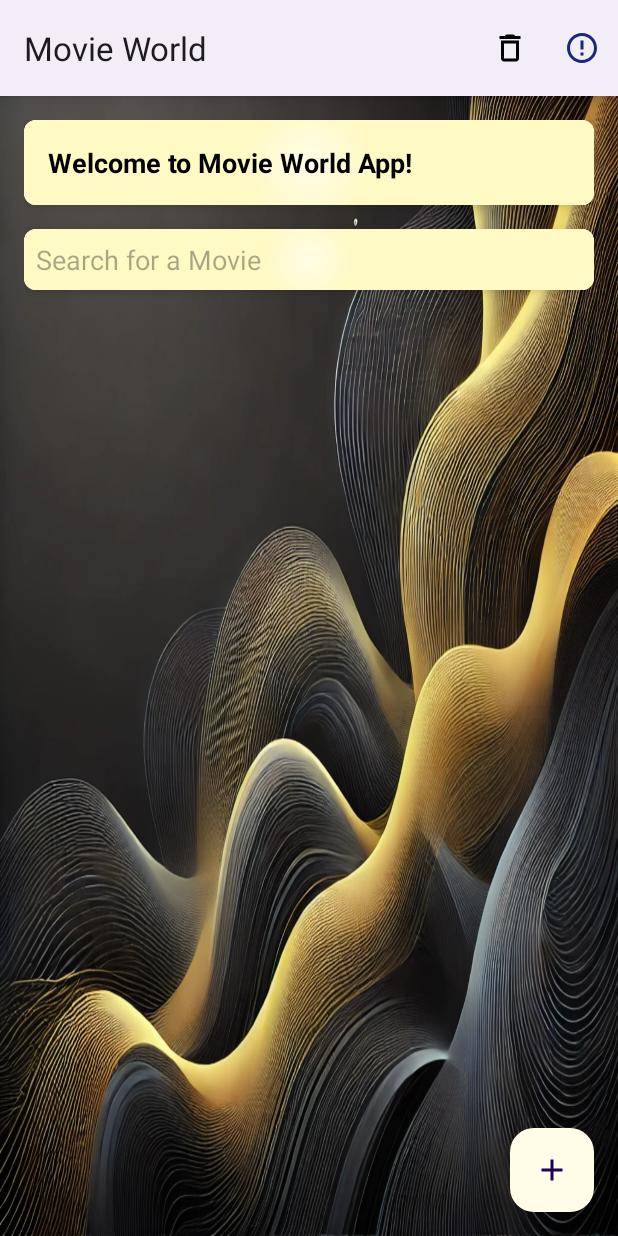
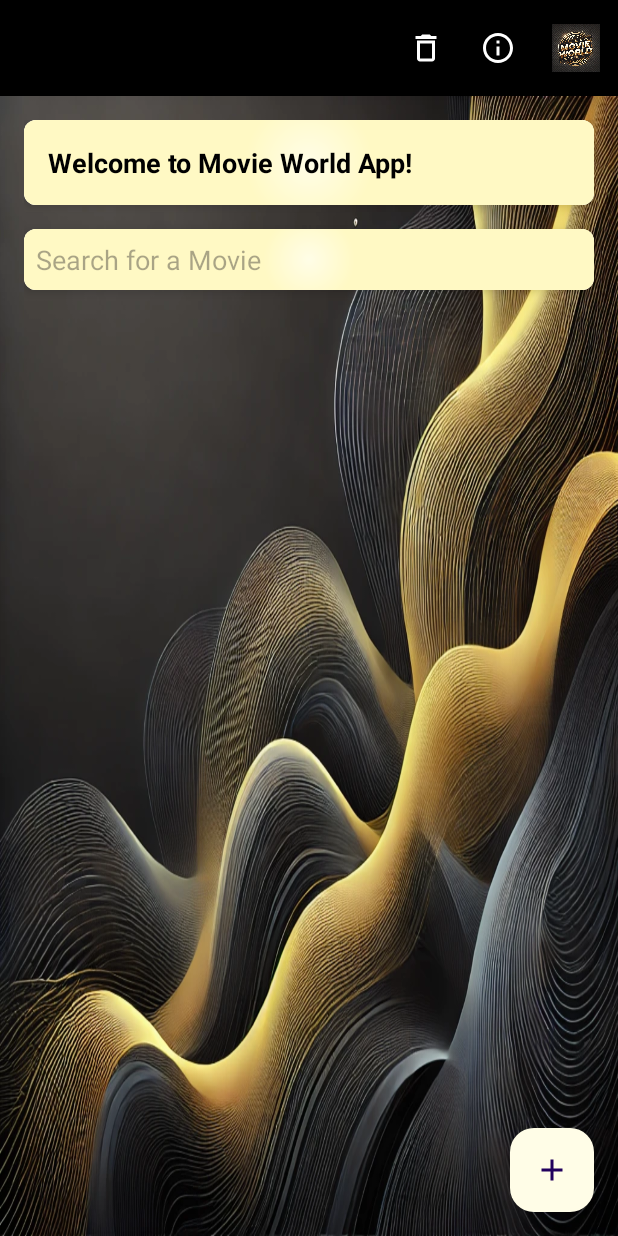
Before and after one commit to yuval-itzhak/Movie-World-App, an Android app: the screen it shows after launch (MainActivity), on a phone screen of 412 x 824 dp. Run offline under Robolectric (Android 15) with nearby library versions, the phone set to English and light mode, and no system bars; our stand-ins replace Room's generated code; pictures from the network do not load.

Commit message:
changing the toolbar

```diff
--- a/app/build.gradle.kts
+++ b/app/build.gradle.kts
@@ -57,6 +57,8 @@ dependencies {
     implementation("androidx.navigation:navigation-ui:$nav_version")
     implementation ("androidx.room:room-runtime:2.6.1")
     implementation ("androidx.room:room-ktx:2.6.1")
+    implementation ("com.google.android.material:material:1.12.0")
+    implementation ("androidx.appcompat:appcompat:1.6.1")
     kapt ("androidx.room:room-compiler:2.6.1")
     implementation(libs.glide)
     testImplementation(libs.junit)
--- a/app/src/main/java/com/example/architectureproject/ui/MainActivity.kt
+++ b/app/src/main/java/com/example/architectureproject/ui/MainActivity.kt
@@ -1,7 +1,9 @@
 package com.example.architectureproject.ui
 
 import android.os.Bundle
+import android.view.View
 import androidx.appcompat.app.AppCompatActivity
+import androidx.appcompat.widget.Toolbar
 import com.example.architectureproject.R
 
 class MainActivity : AppCompatActivity() {
@@ -9,5 +11,9 @@ class MainActivity : AppCompatActivity() {
         super.onCreate(savedInstanceState)
         setContentView(R.layout.activity_main)
 
+        // Find the Toolbar
+        val toolbar: Toolbar = findViewById(R.id.toolbar)
+        setSupportActionBar(toolbar)
+
     }
 }
--- a/app/src/main/res/drawable/baseline_delete_outline_24.xml
+++ b/app/src/main/res/drawable/baseline_delete_outline_24.xml
@@ -1,4 +1,4 @@
-<vector xmlns:android="http://schemas.android.com/apk/res/android" android:height="24dp" android:tint="#000000" android:viewportHeight="24" android:viewportWidth="24" android:width="24dp">
+<vector xmlns:android="http://schemas.android.com/apk/res/android" android:height="24dp" android:tint="#FFFFFF" android:viewportHeight="24" android:viewportWidth="24" android:width="24dp">
 
     <path android:fillColor="@android:color/white" android:pathData="M6,19c0,1.1 0.9,2 2,2h8c1.1,0 2,-0.9 2,-2L18,7L6,7v12zM8,9h8v10L8,19L8,9zM15.5,4l-1,-1h-5l-1,1L5,4v2h14L19,4z"/>
 
--- a/app/src/main/res/drawable/baseline_error_24.xml
+++ /dev/null
@@ -1,5 +0,0 @@
-<vector xmlns:android="http://schemas.android.com/apk/res/android" android:height="24dp" android:tint="#17287D" android:viewportHeight="24" android:viewportWidth="24" android:width="24dp">
-
-    <path android:fillColor="@android:color/white" android:pathData="M12,2C6.48,2 2,6.48 2,12s4.48,10 10,10 10,-4.48 10,-10S17.52,2 12,2zM13,17h-2v-2h2v2zM13,13h-2L11,7h2v6z"/>
-
-</vector>
--- a/app/src/main/res/drawable/baseline_error_outline_24.xml
+++ /dev/null
@@ -1,5 +0,0 @@
-<vector xmlns:android="http://schemas.android.com/apk/res/android" android:height="24dp" android:tint="#17287D" android:viewportHeight="24" android:viewportWidth="24" android:width="24dp">
-
-    <path android:fillColor="@android:color/white" android:pathData="M11,15h2v2h-2zM11,7h2v6h-2zM11.99,2C6.47,2 2,6.48 2,12s4.47,10 9.99,10C17.52,22 22,17.52 22,12S17.52,2 11.99,2zM12,20c-4.42,0 -8,-3.58 -8,-8s3.58,-8 8,-8 8,3.58 8,8 -3.58,8 -8,8z"/>
-
-</vector>
--- /dev/null
+++ b/app/src/main/res/drawable/baseline_info_outline_24.xml
@@ -0,0 +1,5 @@
+<vector xmlns:android="http://schemas.android.com/apk/res/android" android:height="24dp" android:tint="#FFFFFF" android:viewportHeight="24" android:viewportWidth="24" android:width="24dp">
+
+    <path android:fillColor="@android:color/white" android:pathData="M11,7h2v2h-2V7zM11,11h2v6h-2V11zM12,2C6.48,2 2,6.48 2,12s4.48,10 10,10s10,-4.48 10,-10S17.52,2 12,2zM12,20c-4.41,0 -8,-3.59 -8,-8s3.59,-8 8,-8s8,3.59 8,8S16.41,20 12,20z"/>
+
+</vector>
--- a/app/src/main/res/layout/activity_main.xml
+++ b/app/src/main/res/layout/activity_main.xml
@@ -1,5 +1,6 @@
 <?xml version="1.0" encoding="utf-8"?>
-<androidx.constraintlayout.widget.ConstraintLayout xmlns:android="http://schemas.android.com/apk/res/android"
+<androidx.constraintlayout.widget.ConstraintLayout
+    xmlns:android="http://schemas.android.com/apk/res/android"
     xmlns:app="http://schemas.android.com/apk/res-auto"
     xmlns:tools="http://schemas.android.com/tools"
     android:id="@+id/main"
@@ -7,14 +8,31 @@
     android:layout_height="match_parent"
     tools:context=".ui.MainActivity">
 
+    <androidx.appcompat.widget.Toolbar
+        android:id="@+id/toolbar"
+        android:layout_width="0dp"
+        android:layout_height="?attr/actionBarSize"
+        android:background="@color/black"
+        app:contentInsetStart="0dp"
+        app:contentInsetLeft="0dp"
+        app:layout_constraintTop_toTopOf="parent"
+        app:layout_constraintLeft_toLeftOf="parent"
+        app:layout_constraintRight_toRightOf="parent">
+
+    </androidx.appcompat.widget.Toolbar>
+
+
+
+
+    <!-- Fragment Container -->
     <androidx.fragment.app.FragmentContainerView
         android:id="@+id/nav_host_fragment"
         android:name="androidx.navigation.fragment.NavHostFragment"
         android:layout_width="0dp"
         android:layout_height="0dp"
+        app:layout_constraintTop_toBottomOf="@id/toolbar"
         app:layout_constraintLeft_toLeftOf="parent"
         app:layout_constraintRight_toRightOf="parent"
-        app:layout_constraintTop_toTopOf="parent"
         app:layout_constraintBottom_toBottomOf="parent"
         app:defaultNavHost="true"
         app:navGraph="@navigation/my_nav" />
--- a/app/src/main/res/layout/all_movies_layout.xml
+++ b/app/src/main/res/layout/all_movies_layout.xml
@@ -8,6 +8,7 @@
     android:background="@drawable/background_black_yellow"
     tools:context=".ui.all_characters.AllMoviesFragment">
 
+
     <!-- ScrollView -->
     <ScrollView
         android:layout_width="0dp"
@@ -17,6 +18,7 @@
         app:layout_constraintStart_toStartOf="parent"
         app:layout_constraintEnd_toEndOf="parent"
         android:fillViewport="true">
+
 
         <LinearLayout
             android:layout_width="match_parent"
--- a/app/src/main/res/layout/movie_layout.xml
+++ b/app/src/main/res/layout/movie_layout.xml
@@ -8,6 +8,8 @@
     android:background="#FFFDE7"
     app:cardCornerRadius="12dp"
     android:elevation="6dp">
+
+
 
     <LinearLayout
         android:layout_width="match_parent"
@@ -21,7 +23,7 @@
             android:id="@+id/movie_image"
             android:layout_width="80dp"
             android:layout_height="80dp"
-            android:src="@drawable/ic_launcher_background"
+            android:src="@drawable/ic_launcher_foreground"
             android:contentDescription="Item image"
             android:scaleType="centerCrop" />
 
--- a/app/src/main/res/menu/main_menu.xml
+++ b/app/src/main/res/menu/main_menu.xml
@@ -1,6 +1,13 @@
 <?xml version="1.0" encoding="utf-8"?>
 <menu xmlns:android="http://schemas.android.com/apk/res/android"
     xmlns:app="http://schemas.android.com/apk/res-auto">
+
+    <item
+        android:id="@+id/toolbar_logo"
+        android:icon="@drawable/logo"
+        android:title=""
+        android:orderInCategory="1"
+        app:showAsAction="always" />
 
     <item android:id="@+id/action_delete"
         android:title="@string/delete_all"
@@ -10,7 +17,7 @@
     <item
         android:id="@+id/info_button"
         android:title="@string/more_information"
-        android:icon="@drawable/baseline_error_outline_24"
+        android:icon="@drawable/baseline_info_outline_24"
         android:layout_gravity="end"
         app:showAsAction="always"/>
 
--- a/app/src/main/res/values/colors.xml
+++ b/app/src/main/res/values/colors.xml
@@ -2,4 +2,10 @@
 <resources>
     <color name="black">#FF000000</color>
     <color name="white">#FFFFFFFF</color>
+    <color name="red">#B12727</color>
+    <color name="my_toolbar_color">#F1EBF5</color>
+
+
+
+
 </resources>
--- a/app/src/main/res/values/themes.xml
+++ b/app/src/main/res/values/themes.xml
@@ -1,9 +1,12 @@
 <resources xmlns:tools="http://schemas.android.com/tools">
     <!-- Base application theme. -->
-    <style name="Base.Theme.ArchitectureProject" parent="Theme.Material3.DayNight">
-        <!-- Customize your light theme here. -->
-        <!-- <item name="colorPrimary">@color/my_light_primary</item> -->
+    <style name="Base.Theme.ArchitectureProject" parent="Theme.Material3.DayNight.NoActionBar">
+        <!-- Define primary color for the ActionBar/Toolbar -->
+        <item name="colorPrimary">@color/black</item> <!-- Toolbar background color -->
+        <item name="android:textColorPrimary">@color/black</item>
     </style>
 
     <style name="Theme.ArchitectureProject" parent="Base.Theme.ArchitectureProject" />
+
+
 </resources>
```
Also changed, not shown: app/src/main/res/mipmap-mdpi/logo.jpg (added), app/src/main/res/mipmap-xhdpi/logo.jpg (added), app/src/main/res/mipmap-xxhdpi/logo.jpg (added), app/src/main/res/mipmap-xxxhdpi/logo.jpg (added).
